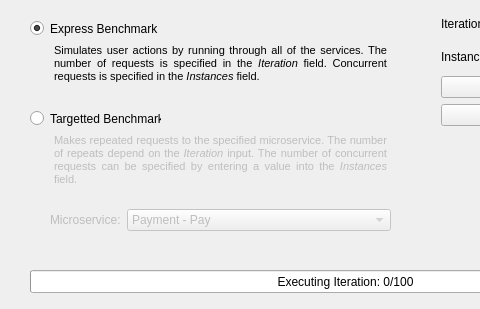
Before: the Qt Designer form NetworkRequest/benchmark.ui in CodexVII/Qt, drawn with Qt 5; both pictures show x 0 to 480 and y 0 to 309 of the 687 by 309 pixel window.
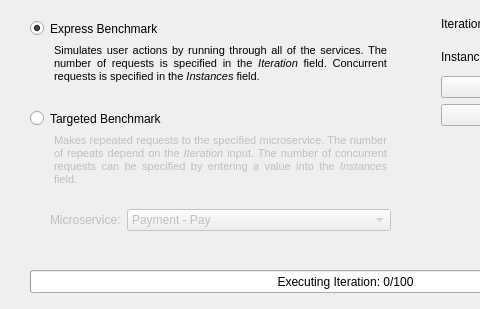
After: the same form once the commit is applied.

```diff
--- a/NetworkRequest/benchmark.ui
+++ b/NetworkRequest/benchmark.ui
@@ -48,7 +48,7 @@
     </rect>
    </property>
    <property name="text">
-    <string>Targetted Benchmark</string>
+    <string>Targeted Benchmark</string>
    </property>
   </widget>
   <widget class="QTextBrowser" name="textBrowser_2">
```
